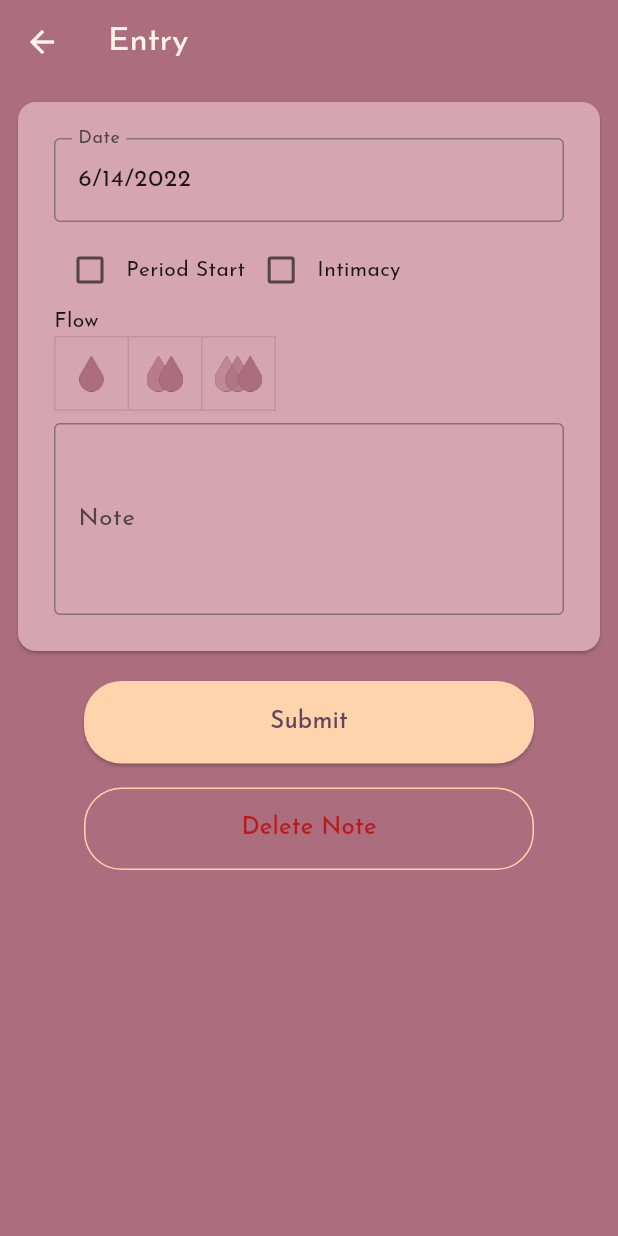
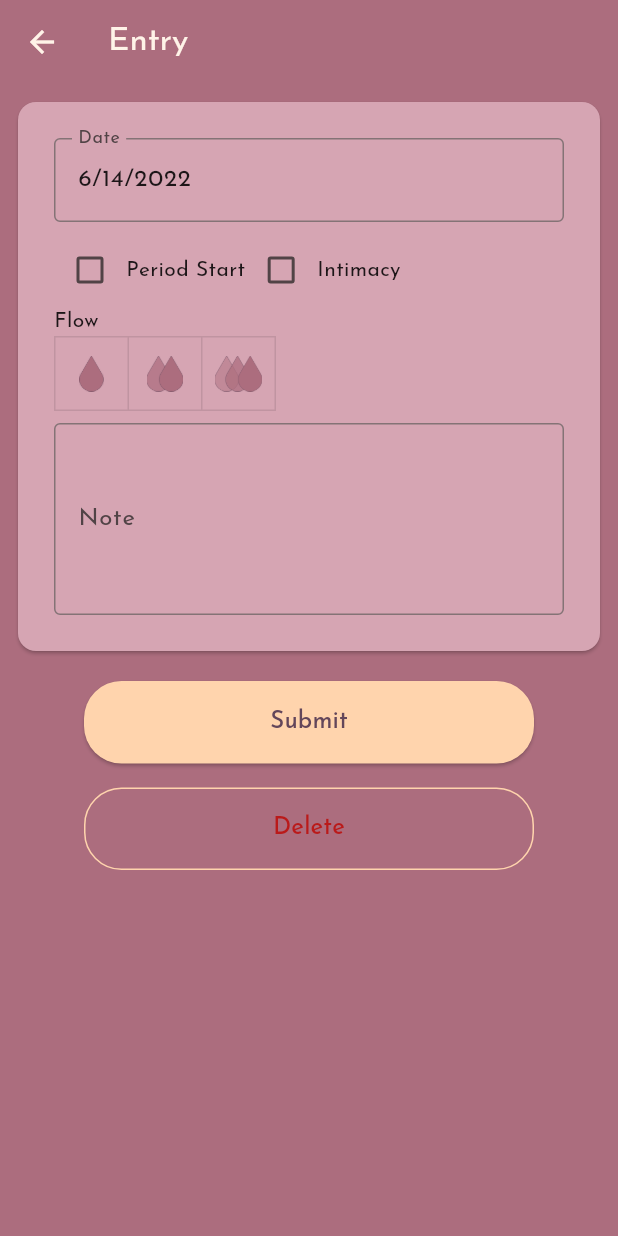
Before and after one commit to swsvindland/period_track, a Flutter app: the AddNotePage screen opened directly with empty values, on a phone screen of 412 x 824 dp. Run offline on Flutter 3.47's test engine with Material 2 defaults, Android fonts, the phone set to English and light mode, and no system bars; drawn by our look-alikes of datetime_picker_formfield; our stand-ins replace charts_flutter, cloud_firestore, firebase_auth, firebase_core, firebase_messaging, google_fonts and 5 more; missing offline and left inert: os_detect; accounts and stored records are empty; generated files the repository leaves out were written again.

Commit message:
get english localization done

```diff
--- a/lib/widgets/add_note_form.dart
+++ b/lib/widgets/add_note_form.dart
@@ -6,6 +6,7 @@ import 'package:period_track/services/database_service.dart';
 import 'package:period_track/utils/constants.dart';
 import 'package:period_track/widgets/date_field.dart';
 import 'package:provider/provider.dart';
+import 'package:flutter_gen/gen_l10n/app_localizations.dart';
 
 class AddNoteForm extends StatefulWidget {
   const AddNoteForm({Key? key, required this.date}) : super(key: key);
@@ -122,7 +123,7 @@ class _AddNoteFormState extends State<AddNoteForm> {
                                 });
                               },
                             ),
-                            const Text("Period Start"),
+                            Text(AppLocalizations.of(context)!.periodStart),
                           ]),
                           Row(children: [
                             Checkbox(
@@ -133,7 +134,7 @@ class _AddNoteFormState extends State<AddNoteForm> {
                                 });
                               },
                             ),
-                            const Text("Intimacy"),
+                            Text(AppLocalizations.of(context)!.intimacy),
                           ]),
                         ],
                       ),
@@ -170,8 +171,8 @@ class _AddNoteFormState extends State<AddNoteForm> {
                         minLines: 4,
                         maxLines: 6,
                         controller: _noteController,
-                        decoration: const InputDecoration(
-                          labelText: 'Note',
+                        decoration: InputDecoration(
+                          labelText: AppLocalizations.of(context)!.note,
                         ),
                       ),
                     ],
@@ -188,9 +189,9 @@ class _AddNoteFormState extends State<AddNoteForm> {
               submit();
               navigatorKey.currentState!.pop();
             },
-            child: const Text(
-              'Submit',
-              style: TextStyle(
+            child: Text(
+              AppLocalizations.of(context)!.submit,
+              style: const TextStyle(
                 fontSize: 16.0,
               ),
             ),
@@ -204,7 +205,7 @@ class _AddNoteFormState extends State<AddNoteForm> {
               navigatorKey.currentState!.pop();
             },
             child: Text(
-              'Delete Note',
+              AppLocalizations.of(context)!.delete,
               style: TextStyle(
                 fontSize: 16.0,
                 color: Theme.of(context).errorColor,
--- a/lib/widgets/date_field.dart
+++ b/lib/widgets/date_field.dart
@@ -1,6 +1,7 @@
 import 'package:flutter/material.dart';
 import 'package:datetime_picker_formfield/datetime_picker_formfield.dart';
 import 'package:intl/intl.dart';
+import 'package:flutter_gen/gen_l10n/app_localizations.dart';
 
 class DateField extends StatelessWidget {
   DateField({Key? key, required this.controller, required this.onChanged}) : super(key: key);
@@ -15,8 +16,8 @@ class DateField extends StatelessWidget {
       DateTimeField(
         controller: controller,
         format: format,
-        decoration: const InputDecoration(
-          labelText: 'Date',
+        decoration: InputDecoration(
+          labelText: AppLocalizations.of(context)!.date,
         ),
         onShowPicker: (context, currentValue) async {
           return showDatePicker(
--- a/lib/widgets/default_cycle.dart
+++ b/lib/widgets/default_cycle.dart
@@ -65,8 +65,8 @@ class _DefaultCycleState extends State<DefaultCycle> {
               children: [
                 TextFormField(
                   controller: controller,
-                  decoration: const InputDecoration(
-                    labelText: 'Default Cycle Length',
+                  decoration: InputDecoration(
+                    labelText: AppLocalizations.of(context)!.defaultLength,
                   ),
                   keyboardType: const TextInputType.numberWithOptions(),
                 ),
```
Also changed, not shown: lib/l10n/app_en.arb (+19 -1 lines), lib/widgets/about.dart (+6 -6 lines), lib/widgets/calendar_key.dart (+20 -19 lines), lib/widgets/cycle_length.dart (+4 -3 lines), lib/widgets/notes.dart (+5 -4 lines), lib/widgets/reports.dart (+6 -5 lines), 1 other file.
